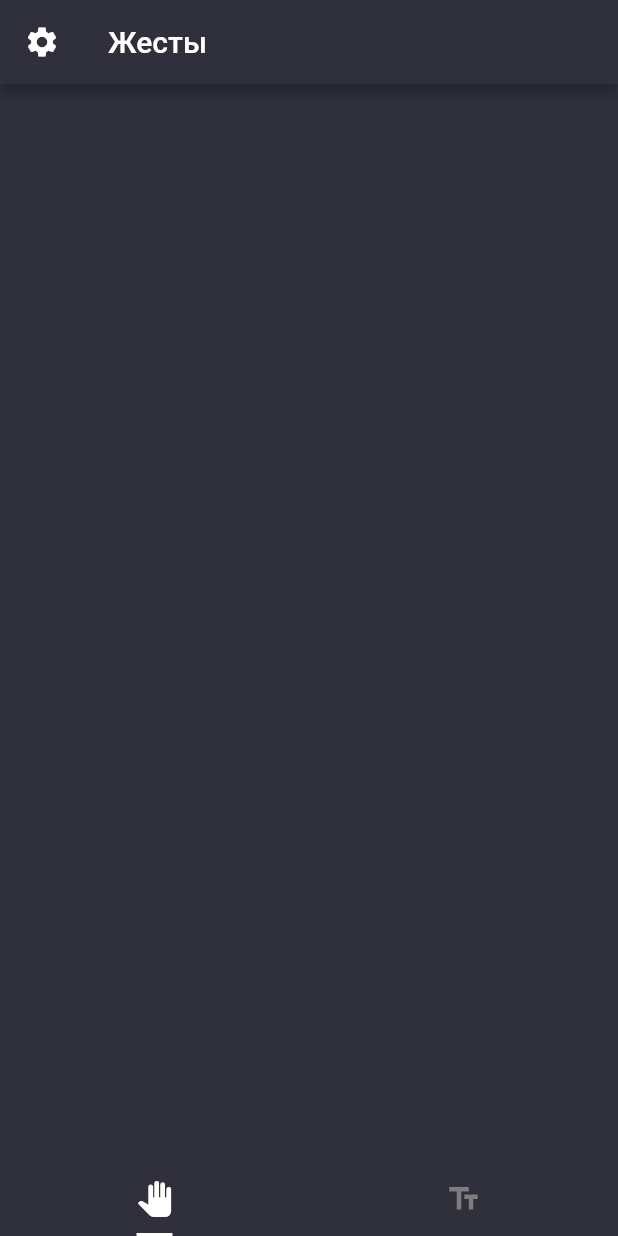
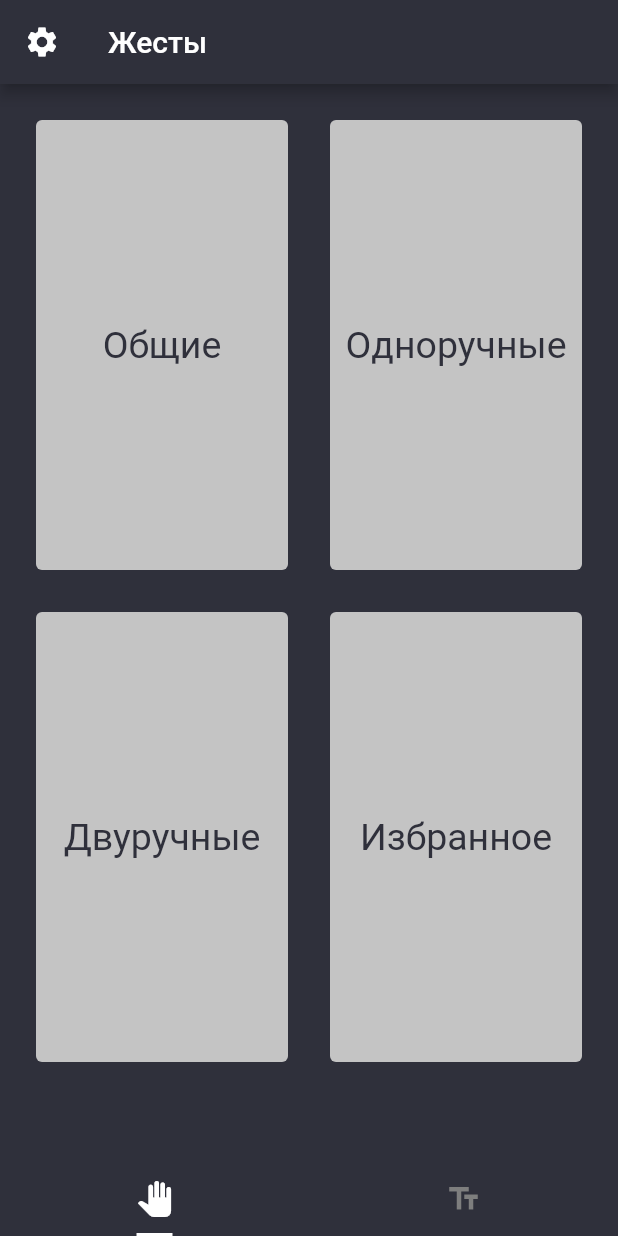
Before and after one commit to kolaqsq/RobotArm, a Flutter app: the screen it shows after launch, on a phone screen of 412 x 824 dp. Run offline on Flutter 3.47's test engine with Material 2 defaults, Android fonts, the phone set to English and light mode, and no system bars.

Commit message:
Updated main menu

```diff
--- a/lib/main.dart
+++ b/lib/main.dart
@@ -1,4 +1,5 @@
 import 'package:flutter/material.dart';
+import 'gestures.dart';
 
 class BottomTabBar extends StatefulWidget {
   const BottomTabBar({Key key}) : super(key: key);
@@ -79,10 +80,89 @@ class GesturesMain extends StatelessWidget {
             ),
             onPressed: null,
           ),
-        backgroundColor: PrimaryColor,
         ),
-      backgroundColor: PrimaryColor,
-    );
+        body: new GridView.count(
+          primary: false,
+          padding: const EdgeInsets.all(20),
+          crossAxisSpacing: 20,
+          mainAxisSpacing: 20,
+          childAspectRatio: (1.0 / 1.75),
+          crossAxisCount: 2,
+          children: <Widget>[
+            new Card(
+              color: SecondaryColor,
+              elevation: 0.0,
+              child: new InkWell(
+                splashColor: AccentColor,
+                onTap: () {},
+                child: Row(
+                  children: <Widget>[
+                    new Expanded(
+                        child: Center(
+                            child: new Text(
+                      'Общие',
+                      style: TextStyle(color: PrimaryColor, fontSize: 25),
+                    ))),
+                  ],
+                ),
+              ),
+            ),
+            new Card(
+              color: SecondaryColor,
+              elevation: 0.0,
+              child: new InkWell(
+                splashColor: AccentColor,
+                onTap: () {},
+                child: Row(
+                  children: <Widget>[
+                    new Expanded(
+                        child: Center(
+                            child: new Text(
+                      'Одноручные',
+                      style: TextStyle(color: PrimaryColor, fontSize: 25),
+                    ))),
+                  ],
+                ),
+              ),
+            ),
+            new Card(
+              color: SecondaryColor,
+              elevation: 0.0,
+              child: new InkWell(
+                splashColor: AccentColor,
+                onTap: () {},
+                child: Row(
+                  children: <Widget>[
+                    new Expanded(
+                        child: Center(
+                            child: new Text(
+                      'Двуручные',
+                      style: TextStyle(color: PrimaryColor, fontSize: 25),
+                    ))),
+                  ],
+                ),
+              ),
+            ),
+            new Card(
+              color: SecondaryColor,
+              elevation: 0.0,
+              child: new InkWell(
+                splashColor: AccentColor,
+                onTap: () {},
+                child: Row(
+                  children: <Widget>[
+                    new Expanded(
+                        child: Center(
+                            child: new Text(
+                      'Избранное',
+                      style: TextStyle(color: PrimaryColor, fontSize: 25),
+                    ))),
+                  ],
+                ),
+              ),
+            ),
+          ],
+        ));
   }
 }
 
@@ -111,9 +191,9 @@ void main() => runApp(new MaterialApp(
       debugShowCheckedModeBanner: false,
       home: new BottomTabBar(),
       theme: new ThemeData(
-        primaryColor: PrimaryColor,
         accentColor: TextColor,
         backgroundColor: PrimaryColor,
+        appBarTheme: new AppBarTheme(color: PrimaryColor),
         scaffoldBackgroundColor: PrimaryColor,
         applyElevationOverlayColor: false,
         tabBarTheme: new TabBarTheme(
```
Lines whose indentation alone changed are shown as unchanged.
